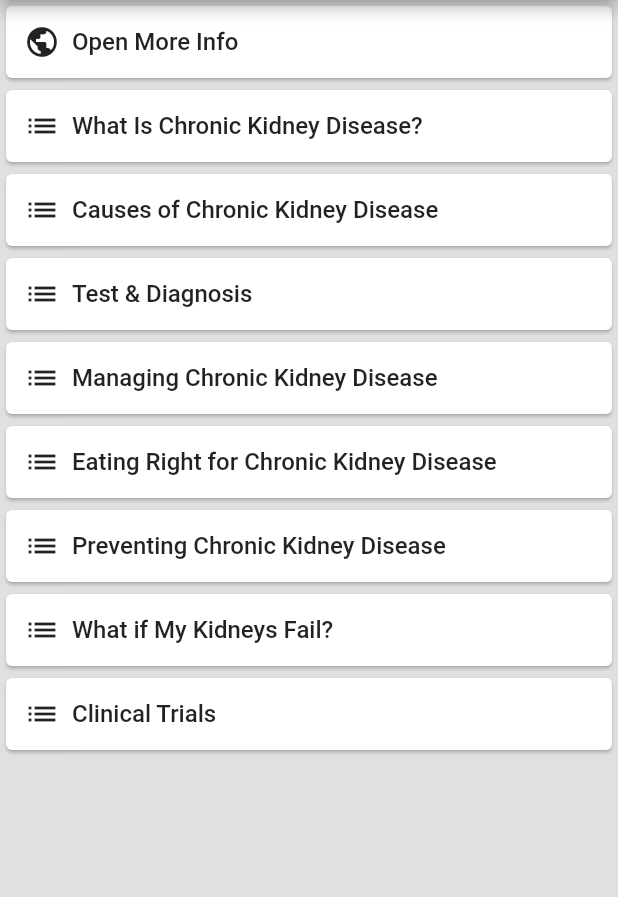
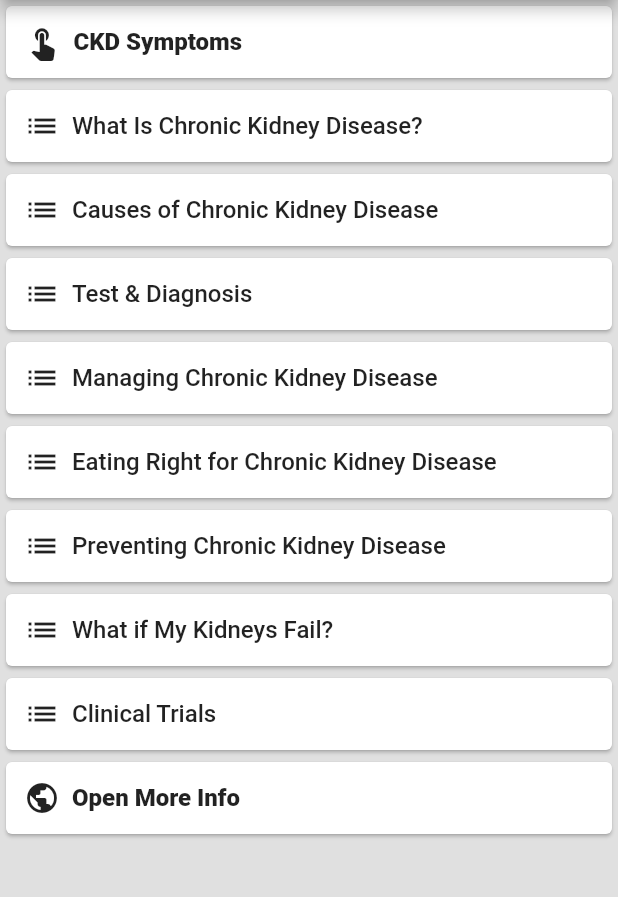
Before and after one commit to KushanChamindu/health-care-support-system, a Flutter app: the CKD_discription screen opened by its route, on a phone screen of 412 x 824 dp, the part 84-981 px from its top. Run offline on Flutter 3.47's test engine with Material 2 defaults, Android fonts, the phone set to English and light mode, and no system bars; missing offline and left inert: flutter_webview_plugin.

Commit message:
Symptoms done!!

```diff
--- a/lib/Pages/CKD_pages/CKD_discription.dart
+++ b/lib/Pages/CKD_pages/CKD_discription.dart
@@ -1,7 +1,6 @@
 //import 'dart:html';
 
 import 'package:flutter/material.dart';
-
 
 class CKD_discription extends StatefulWidget {
   @override
@@ -41,23 +40,10 @@ class _CKD_discriptionState extends State<CKD_discription> {
       body: SingleChildScrollView(
         child: Column(
           children: <Widget>[
-            Card(
-        child: Column(
-            children: <Widget>[
-            FlatButton.icon(
-                onPressed: (){
-              Navigator.pushNamed(context, '/CKD_webview');
-            },
-              icon:Icon(
-              Icons.public
+            Align(
+              alignment: Alignment.centerLeft,
+              child: Symptoms(),
             ),
-                label: Expanded(child: Text("Open More Info",
-          style:TextStyle(
-              fontSize: 16
-          )
-      ))),
-      ],
-    )),
             Align(
                 alignment: Alignment.centerLeft,
                 child: Titles(
@@ -67,53 +53,67 @@ class _CKD_discriptionState extends State<CKD_discription> {
                 )),
             Align(
                 alignment: Alignment.centerLeft,
-              child:Titles(
+                child: Titles(
                   text1: 'Causes of Chronic Kidney Disease',
-                text2: 'Diabetes, high blood pressure, using Alcohol and smorking are the most common causes of kidney disease. Your health care provider may do tests to find out why you have kidney disease. The cause of your kidney disease may affect the type of treatment you receive.',
-              )
-            ),
+                  text2:
+                      'Diabetes, high blood pressure, using Alcohol and smorking are the most common causes of kidney disease. Your health care provider may do tests to find out why you have kidney disease. The cause of your kidney disease may affect the type of treatment you receive.',
+                )),
             Align(
                 alignment: Alignment.centerLeft,
-              child:Titles(
+                child: Titles(
                   text1: 'Test & Diagnosis',
-                text2: 'Testing may be the only way to know if you have kidney disease. Get checked if you have diabetes, high blood pressure, heart disease, or a family history of kidney failure. The sooner you know you have kidney disease, the sooner you can get treatment.',
-              )
-            ),
+                  text2:
+                      'Testing may be the only way to know if you have kidney disease. Get checked if you have diabetes, high blood pressure, heart disease, or a family history of kidney failure. The sooner you know you have kidney disease, the sooner you can get treatment.',
+                )),
             Align(
                 alignment: Alignment.centerLeft,
-              child:Titles(
+                child: Titles(
                   text1: 'Managing Chronic Kidney Disease',
-                text2: 'You can take steps to protect your kidneys. The most important step you can take to treat kidney disease is to control your blood pressure. Healthy habits can also help you manage your kidney disease.',
-              )
-            ),
+                  text2:
+                      'You can take steps to protect your kidneys. The most important step you can take to treat kidney disease is to control your blood pressure. Healthy habits can also help you manage your kidney disease.',
+                )),
             Align(
                 alignment: Alignment.centerLeft,
-              child:Titles(
+                child: Titles(
                   text1: 'Eating Right for Chronic Kidney Disease',
-                text2: 'Eating the right foods can help keep your kidney disease from getting worse. Work with a dietitian to create a meal plan that includes foods that you enjoy eating while maintaining your kidney health.',
-              )
-            ),
+                  text2:
+                      'Eating the right foods can help keep your kidney disease from getting worse. Work with a dietitian to create a meal plan that includes foods that you enjoy eating while maintaining your kidney health.',
+                )),
             Align(
                 alignment: Alignment.centerLeft,
                 child: Titles(
                   text1: 'Preventing Chronic Kidney Disease',
-                text2: 'You are at risk for kidney disease if you have diabetes, high blood pressure, heart disease, or a family history of kidney failure. If you have risk factors, get tested for kidney disease and protect your kidneys by making healthy food choices, being more active, aiming for a healthy weight, and managing health conditions that cause kidney damage.',
-              )
-            ),
+                  text2:
+                      'You are at risk for kidney disease if you have diabetes, high blood pressure, heart disease, or a family history of kidney failure. If you have risk factors, get tested for kidney disease and protect your kidneys by making healthy food choices, being more active, aiming for a healthy weight, and managing health conditions that cause kidney damage.',
+                )),
             Align(
                 alignment: Alignment.centerLeft,
                 child: Titles(
                   text1: 'What if My Kidneys Fail?',
-                text2: 'Kidney failure means that your kidneys have lost most of their ability to function. Work with your health care team and family to consider your options to replace your lost kidney function, such as dialysis or transplant. Choose a treatment that is right for you.',
-              )
-            ),
+                  text2:
+                      'Kidney failure means that your kidneys have lost most of their ability to function. Work with your health care team and family to consider your options to replace your lost kidney function, such as dialysis or transplant. Choose a treatment that is right for you.',
+                )),
             Align(
                 alignment: Alignment.centerLeft,
                 child: Titles(
                   text1: 'Clinical Trials',
-                text2: 'The National Institute of Diabetes and Digestive and Kidney Diseases (NIDDK) and other components of the National Institutes of Health (NIH) conduct and support research into many diseases and conditions.',
-              )
-            ),
+                  text2:
+                      'The National Institute of Diabetes and Digestive and Kidney Diseases (NIDDK) and other components of the National Institutes of Health (NIH) conduct and support research into many diseases and conditions.',
+                )),
+            Card(
+                child: Column(
+              children: <Widget>[
+                FlatButton.icon(
+                    onPressed: () {
+                      Navigator.pushNamed(context, '/CKD_webview');
+                    },
+                    icon: Icon(Icons.public),
+                    label: Expanded(
+                        child: Text("Open More Info",
+                            style: TextStyle(
+                                fontSize: 16, fontWeight: FontWeight.w900)))),
+              ],
+            )),
           ],
         ),
       ),
@@ -123,7 +123,7 @@ class _CKD_discriptionState extends State<CKD_discription> {
 
 class Titles extends StatefulWidget {
   final String text1, text2;
-  bool visible=false;
+  bool visible = false;
 
   Titles({this.text1, this.text2});
 
@@ -132,53 +132,173 @@ class Titles extends StatefulWidget {
 }
 
 class _TitlesState extends State<Titles> {
-  void get_visible(){
+  void get_visible() {
     setState(() {
-      if(widget.visible){
-        widget.visible=false;
-      }else{
-        widget.visible=true;
+      if (widget.visible) {
+        widget.visible = false;
+      } else {
+        widget.visible = true;
       }
     });
   }
+
   @override
   Widget build(BuildContext context) {
     return Card(
       child: Container(
           child: Column(
         children: <Widget>[
-                FlatButton.icon(onPressed: (){get_visible();},
-                    icon:Icon(
-                  Icons.list
-                ), label: Expanded(child: Text(widget.text1,
-                    style:TextStyle(
-                      fontSize: 16
-                    )
-                    ))),
+          FlatButton.icon(
+              onPressed: () {
+                get_visible();
+              },
+              icon: Icon(Icons.list),
+              label: Expanded(
+                  child: Text(widget.text1, style: TextStyle(fontSize: 16)))),
           Visibility(
               visible: widget.visible,
               child: Padding(
-                      padding: const EdgeInsets.fromLTRB(8,5, 8, 10),
+                padding: const EdgeInsets.fromLTRB(8, 5, 8, 10),
                 child: Text(
                   widget.text2,
                   style: TextStyle(
                       fontSize: 14,
                       height: 1.5,
                       fontWeight: FontWeight.w400,
-                            letterSpacing: 1
+                      letterSpacing: 0.5),
                 ),
-                      ),
-                    )
-                )
+              ))
         ],
       )),
     );
   }
 }
 
-class Discription extends StatelessWidget {
+class Symptoms extends StatefulWidget {
+  bool visible = false;
+
+  @override
+  _SymptomsState createState() => _SymptomsState();
+}
+
+class _SymptomsState extends State<Symptoms> {
+  void get_visible() {
+    setState(() {
+      if (widget.visible) {
+        widget.visible = false;
+      } else {
+        widget.visible = true;
+      }
+    });
+  }
+
   @override
   Widget build(BuildContext context) {
-    return Container();
+    return Card(
+      child: Container(
+          child: Column(
+        children: <Widget>[
+          FlatButton.icon(
+              onPressed: () {
+                get_visible();
+              },
+              icon: Icon(
+                Icons.touch_app,
+                size: 25,
+              ),
+              label: Expanded(
+                  child: Text("CKD Symptoms",
+                      style: TextStyle(
+                          fontSize: 16, fontWeight: FontWeight.w900)))),
+          Visibility(
+              visible: widget.visible,
+              child: Padding(
+                  padding: const EdgeInsets.fromLTRB(8, 5, 8, 10),
+                  child: Column(
+                    children: <Widget>[
+                      new ListTile(
+                        leading: new MyBullet(),
+                        title: new Text('Weight loss and poor appetite'),
+                      ),
+                      new ListTile(
+                        leading: new MyBullet(),
+                        title: new Text(
+                            'Swollen ankles, feet or hands – as a result of water retention'),
+                      ),
+                      new ListTile(
+                        leading: new MyBullet(),
+                        title: new Text(
+                          'Shortness of breath',
+                          style: TextStyle(fontWeight: FontWeight.w900),
+                        ),
+                      ),
+                      new ListTile(
+                        leading: new MyBullet(),
+                        title: new Text('Tiredness'),
+                      ),
+                      new ListTile(
+                        leading: new MyBullet(),
+                        title: new Text(
+                          'Blood in your pee (urine)',
+                          style: TextStyle(fontWeight: FontWeight.w600),
+                        ),
+                      ),
+                      new ListTile(
+                        leading: new MyBullet(),
+                        title: new Text(
+                            'An increased need to pee – particularly at night'),
+                      ),
+                      new ListTile(
+                        leading: new MyBullet(),
+                        title: new Text('Difficulty sleeping (insomnia'),
+                      ),
+                      new ListTile(
+                        leading: new MyBullet(),
+                        title: new Text(
+                          'Itchy skin',
+                          style: TextStyle(fontWeight: FontWeight.w900),
+                        ),
+                      ),
+                      new ListTile(
+                        leading: new MyBullet(),
+                        title: new Text(
+                          'Muscle cramps',
+                          style: TextStyle(fontWeight: FontWeight.w900),
+                        ),
+                      ),
+                      new ListTile(
+                        leading: new MyBullet(),
+                        title: new Text('feeling sick'),
+                      ),
+                      new ListTile(
+                        leading: new MyBullet(),
+                        title: new Text('Headaches'),
+                      ),
+                      new ListTile(
+                        leading: new MyBullet(),
+                        title: new Text('Erectile dysfunction in men'),
+                      )
+                    ],
+                  )))
+        ],
+      )),
+    );
   }
 }
+
+class MyBullet extends StatelessWidget {
+  @override
+  Widget build(BuildContext context) {
+    return Padding(
+      padding: EdgeInsets.fromLTRB(20, 8, 0, 3),
+      child: new Container(
+        height: 10.0,
+        width: 10.0,
+        decoration: new BoxDecoration(
+          color: Colors.black,
+          shape: BoxShape.circle,
+        ),
+      ),
+    );
+  }
+}
```
Lines whose indentation alone changed are shown as unchanged.
